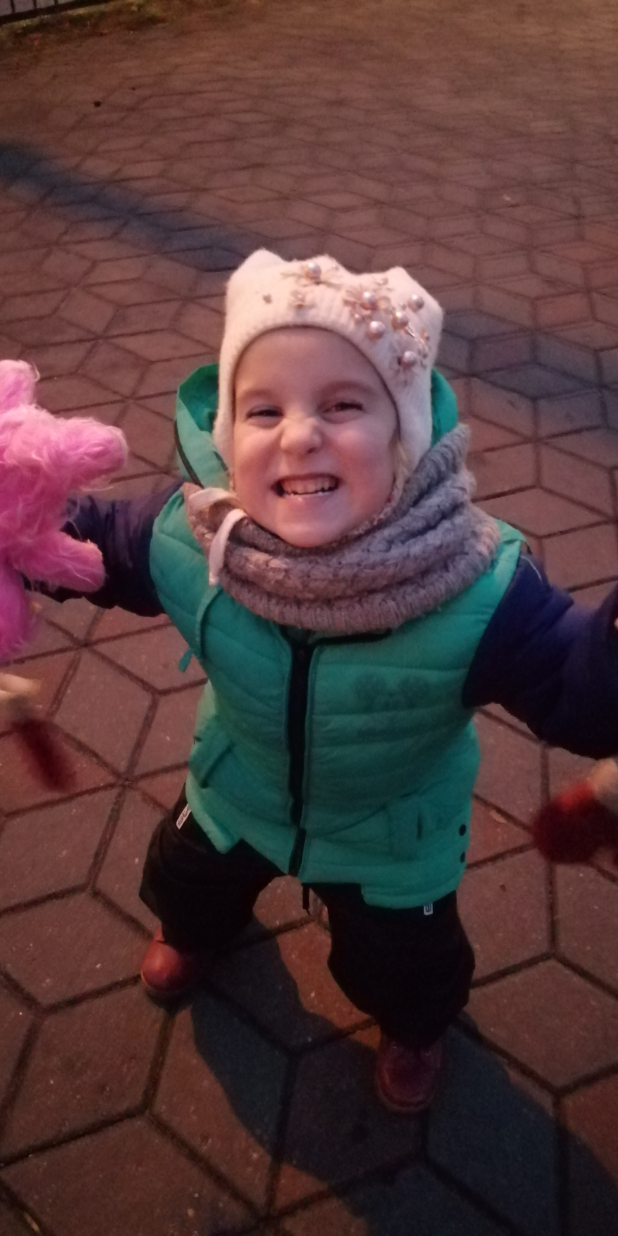
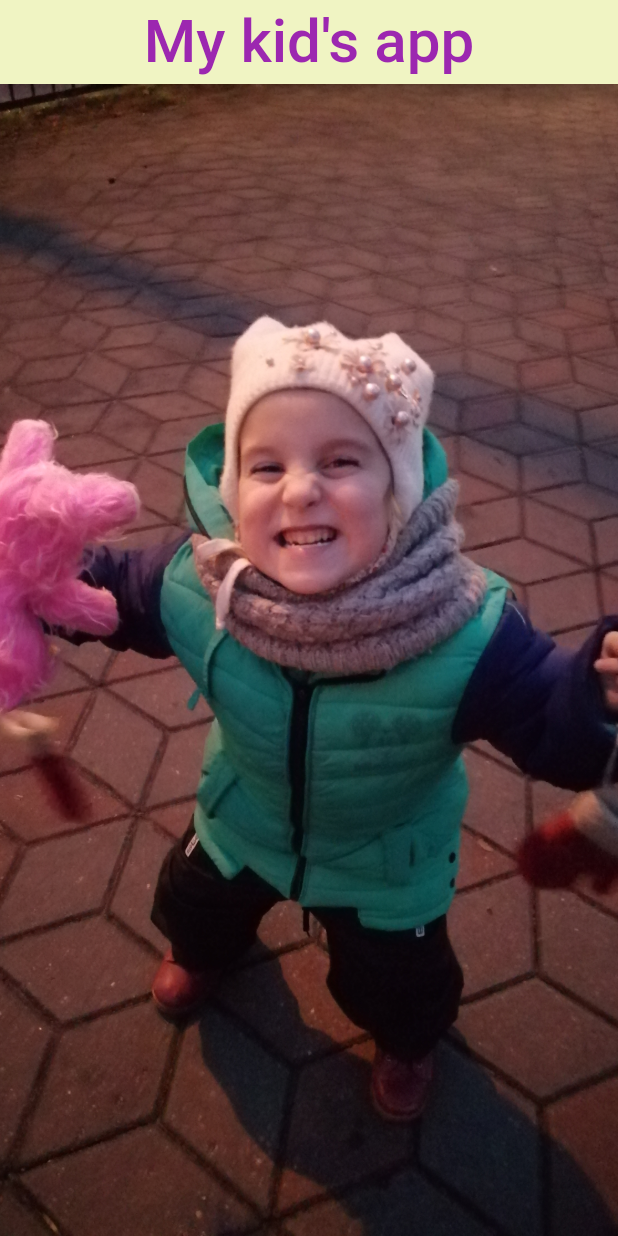
Before and after one commit to LenaMikhniuk/VolyaApp, a Flutter app: the first screen one second after launch, on a phone screen of 412 x 824 dp. Run offline on Flutter 3.47's test engine with Material 2 defaults, Android fonts, the phone set to English and light mode, and no system bars; our stand-ins replace audioplayers, google_fonts; Roboto replaces fonts that are missing (Acme).

Commit message:
remove initState, styling screen

```diff
--- a/lib/screen/splash_screen.dart
+++ b/lib/screen/splash_screen.dart
@@ -1,4 +1,5 @@
 import 'package:flutter/material.dart';
+import 'package:google_fonts/google_fonts.dart';
 import 'package:volyaApp/screen/music_screen.dart';
 
 class SplashScreen extends StatefulWidget {
@@ -8,20 +9,32 @@ class SplashScreen extends StatefulWidget {
 
 class _SplashScreenState extends State<SplashScreen> {
   @override
-  void initState() {
-    Future.delayed(Duration(seconds: 3), () {
-      Navigator.of(context).pushReplacement(
-        MaterialPageRoute(
-          builder: (context) => MusicScreen(),
-        ),
-      );
-    });
-    super.initState();
-  }
+  // void initState() {
+  //   Future.delayed(Duration(seconds: 3), () {
+  //     Navigator.of(context).pushReplacement(
+  //       MaterialPageRoute(
+  //         builder: (context) => MusicScreen(),
+  //       ),
+  //     );
+  //   });
+  //   super.initState();
+  // }
 
   @override
   Widget build(BuildContext context) {
     return Scaffold(
+      appBar: AppBar(
+        title: Center(
+          child: Text(
+            'My kid\'s app',
+            style: GoogleFonts.acme(
+              fontSize: 40,
+              color: Colors.purple,
+            ),
+          ),
+        ),
+        backgroundColor: Colors.lime[100],
+      ),
       body: Image.asset(
         //add animation
         'assets/images/Olya.jpg',
```
Also changed, not shown: lib/const.dart (added).
